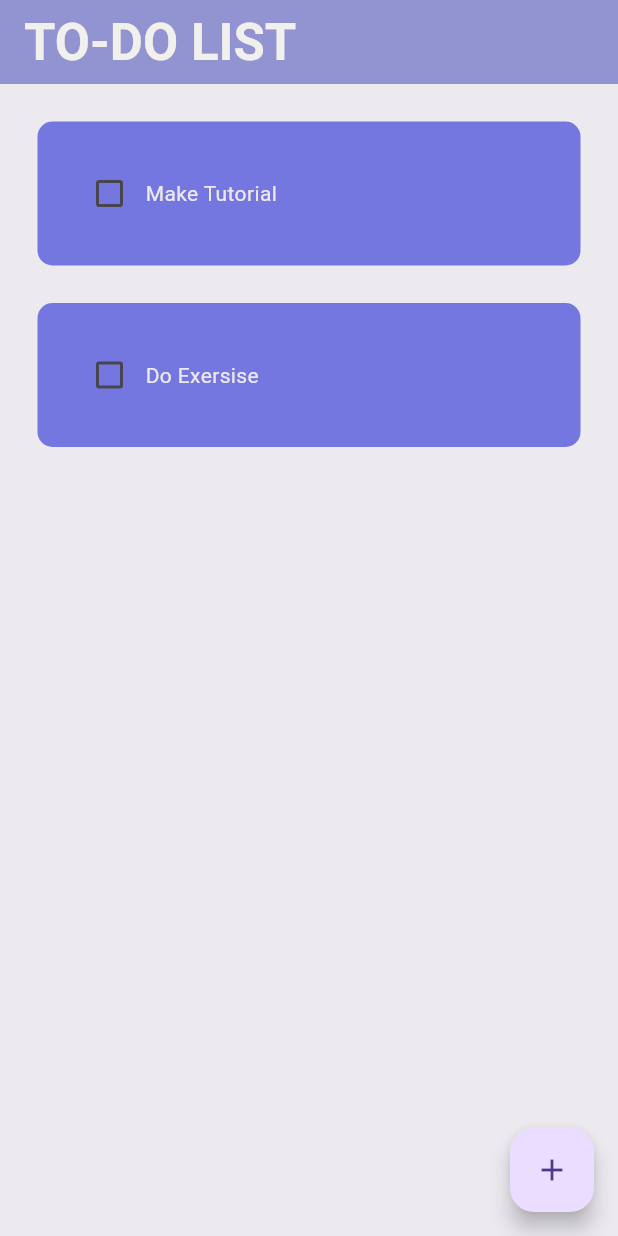
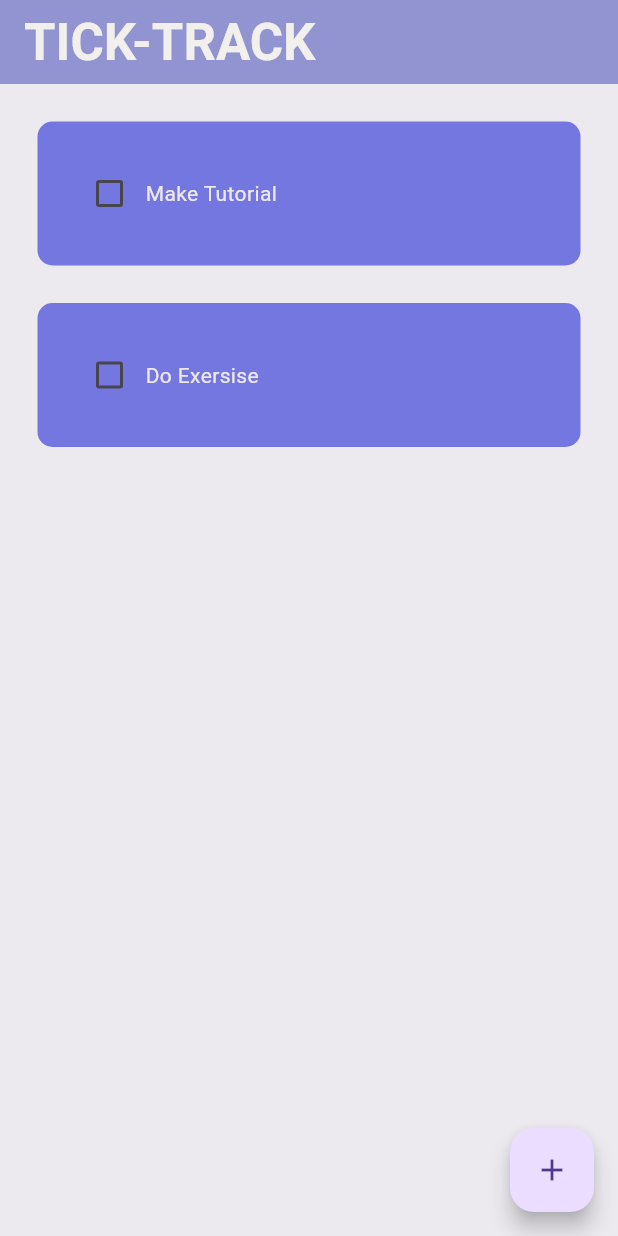
Before and after one commit to Rojina-Sharma99/ToDo_flutter, a Flutter app: the screen it shows after launch, on a phone screen of 412 x 824 dp. Run offline on Flutter 3.47's test engine with Material 3 defaults, Android fonts, the phone set to English and light mode, and no system bars; drawn by our look-alikes of flutter_slidable; our stand-ins replace hive_flutter; accounts and stored records are empty.

Commit message:
Update home_page.dart

```diff
--- a/lib/pages/home_page.dart
+++ b/lib/pages/home_page.dart
@@ -77,9 +77,8 @@ class _HomePageState extends State<HomePage> {
   Widget build(BuildContext context) {
     return Scaffold(
         backgroundColor: const Color.fromARGB(255, 236, 234, 239),
-
         appBar: AppBar(
-          title: Text("TO-DO LIST"),
+          title: Text("TICK-TRACK"),
           backgroundColor: const Color.fromARGB(255, 146, 147, 209),
           elevation: 0,
           titleTextStyle: TextStyle(
```
